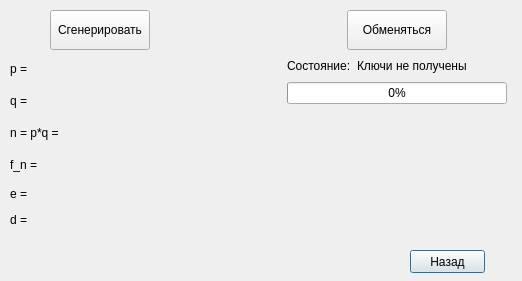
The window that asimetry.ui (shm0nya/Lipilin-s-game) describes before a commit, drawn with Qt 5.
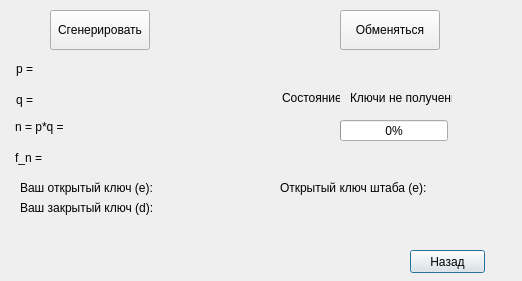
The same window after the commit.

Commit message: Изменено окно с RSA

What changed in the file:
```diff
--- a/asimetry.ui
+++ b/asimetry.ui
@@ -26,377 +26,265 @@
     <string>Назад</string>
    </property>
   </widget>
-  <widget class="QWidget" name="layoutWidget">
+  <widget class="QPushButton" name="button_generate">
    <property name="geometry">
     <rect>
-     <x>10</x>
+     <x>50</x>
      <y>10</y>
-     <width>497</width>
-     <height>220</height>
+     <width>100</width>
+     <height>40</height>
+    </rect>
+   </property>
+   <property name="minimumSize">
+    <size>
+     <width>100</width>
+     <height>40</height>
+    </size>
+   </property>
+   <property name="text">
+    <string>Сгенерировать</string>
+   </property>
+  </widget>
+  <widget class="QProgressBar" name="progress_bar_exchange">
+   <property name="geometry">
+    <rect>
+     <x>340</x>
+     <y>120</y>
+     <width>108</width>
+     <height>21</height>
+    </rect>
+   </property>
+   <property name="value">
+    <number>0</number>
+   </property>
+  </widget>
+  <widget class="QPushButton" name="button_exchange">
+   <property name="geometry">
+    <rect>
+     <x>340</x>
+     <y>10</y>
+     <width>100</width>
+     <height>40</height>
+    </rect>
+   </property>
+   <property name="minimumSize">
+    <size>
+     <width>100</width>
+     <height>40</height>
+    </size>
+   </property>
+   <property name="text">
+    <string>Обменяться</string>
+   </property>
+  </widget>
+  <widget class="QLabel" name="lbl_status_show">
+   <property name="geometry">
+    <rect>
+     <x>282</x>
+     <y>91</y>
+     <width>58</width>
+     <height>13</height>
+    </rect>
+   </property>
+   <property name="text">
+    <string>Состояние:</string>
+   </property>
+  </widget>
+  <widget class="QLabel" name="lbl_status_value">
+   <property name="geometry">
+    <rect>
+     <x>350</x>
+     <y>90</y>
+     <width>102</width>
+     <height>16</height>
+    </rect>
+   </property>
+   <property name="text">
+    <string>Ключи не получены</string>
+   </property>
+  </widget>
+  <widget class="QWidget" name="">
+   <property name="geometry">
+    <rect>
+     <x>20</x>
+     <y>180</y>
+     <width>161</width>
+     <height>16</height>
     </rect>
    </property>
    <layout class="QHBoxLayout" name="horizontalLayout">
     <item>
-     <layout class="QVBoxLayout" name="componate_gen_all">
-      <item>
-       <layout class="QHBoxLayout" name="componate_button_gen">
-        <item>
-         <spacer name="horizontalSpacer_9">
-          <property name="orientation">
-           <enum>Qt::Horizontal</enum>
-          </property>
-          <property name="sizeHint" stdset="0">
-           <size>
-            <width>40</width>
-            <height>20</height>
-           </size>
-          </property>
-         </spacer>
-        </item>
-        <item>
-         <widget class="QPushButton" name="button_generate">
-          <property name="minimumSize">
-           <size>
-            <width>100</width>
-            <height>40</height>
-           </size>
-          </property>
-          <property name="text">
-           <string>Сгенерировать</string>
-          </property>
-         </widget>
-        </item>
-        <item>
-         <spacer name="horizontalSpacer_8">
-          <property name="orientation">
-           <enum>Qt::Horizontal</enum>
-          </property>
-          <property name="sizeHint" stdset="0">
-           <size>
-            <width>40</width>
-            <height>20</height>
-           </size>
-          </property>
-         </spacer>
-        </item>
-       </layout>
-      </item>
-      <item>
-       <layout class="QVBoxLayout" name="componate_all_info">
-        <item>
-         <layout class="QHBoxLayout" name="componate_p">
-          <item>
-           <widget class="QLabel" name="lbl_p_show">
-            <property name="text">
-             <string>p = </string>
-            </property>
-           </widget>
-          </item>
-          <item>
-           <widget class="QLabel" name="lbl_p_value">
-            <property name="text">
-             <string/>
-            </property>
-           </widget>
-          </item>
-          <item>
-           <spacer name="horizontalSpacer">
-            <property name="orientation">
-             <enum>Qt::Horizontal</enum>
-            </property>
-            <property name="sizeHint" stdset="0">
-             <size>
-              <width>40</width>
-              <height>20</height>
-             </size>
-            </property>
-           </spacer>
-          </item>
-         </layout>
-        </item>
-        <item>
-         <layout class="QHBoxLayout" name="componate_q">
-          <item>
-           <widget class="QLabel" name="lbl_q_show">
-            <property name="text">
-             <string>q =</string>
-            </property>
-           </widget>
-          </item>
-          <item>
-           <widget class="QLabel" name="lbl_q_value">
-            <property name="text">
-             <string/>
-            </property>
-           </widget>
-          </item>
-          <item>
-           <spacer name="horizontalSpacer_2">
-            <property name="orientation">
-             <enum>Qt::Horizontal</enum>
-            </property>
-            <property name="sizeHint" stdset="0">
-             <size>
-              <width>40</width>
-              <height>20</height>
-             </size>
-            </property>
-           </spacer>
-          </item>
-         </layout>
-        </item>
-        <item>
-         <layout class="QHBoxLayout" name="componate_n">
-          <item>
-           <widget class="QLabel" name="lbl_n_show">
-            <property name="text">
-             <string>n = p*q =</string>
-            </property>
-           </widget>
-          </item>
-          <item>
-           <widget class="QLabel" name="lbl_n_value">
-            <property name="text">
-             <string/>
-            </property>
-           </widget>
-          </item>
-          <item>
-           <spacer name="horizontalSpacer_3">
-            <property name="orientation">
-             <enum>Qt::Horizontal</enum>
-            </property>
-            <property name="sizeHint" stdset="0">
-             <size>
-              <width>40</width>
-              <height>20</height>
-             </size>
-            </property>
-           </spacer>
-          </item>
-         </layout>
-        </item>
-        <item>
-         <layout class="QHBoxLayout" name="componate_f_n">
-          <item>
-           <widget class="QLabel" name="lbl_f_n_show">
-            <property name="text">
-             <string>f_n = </string>
-            </property>
-           </widget>
-          </item>
-          <item>
-           <widget class="QLabel" name="lbl_f_n_value">
-            <property name="text">
-             <string/>
-            </property>
-           </widget>
-          </item>
-          <item>
-           <spacer name="horizontalSpacer_4">
-            <property name="orientation">
-             <enum>Qt::Horizontal</enum>
-            </property>
-            <property name="sizeHint" stdset="0">
-             <size>
-              <width>40</width>
-              <height>20</height>
-             </size>
-            </property>
-           </spacer>
-          </item>
-         </layout>
-        </item>
-        <item>
-         <layout class="QHBoxLayout" name="componate_ed">
-          <item>
-           <layout class="QVBoxLayout" name="verticalLayout">
-            <item>
-             <layout class="QHBoxLayout" name="componate_e">
-              <item>
-               <widget class="QLabel" name="lbl_e_show">
-                <property name="text">
-                 <string>e =</string>
-                </property>
-               </widget>
-              </item>
-              <item>
-               <widget class="QLabel" name="lbl_e_value">
-                <property name="text">
-                 <string/>
-                </property>
-               </widget>
-              </item>
-              <item>
-               <spacer name="horizontalSpacer_5">
-                <property name="orientation">
-                 <enum>Qt::Horizontal</enum>
-                </property>
-                <property name="sizeHint" stdset="0">
-                 <size>
-                  <width>40</width>
-                  <height>20</height>
-                 </size>
-                </property>
-               </spacer>
-              </item>
-             </layout>
-            </item>
-            <item>
-             <layout class="QHBoxLayout" name="componate_d">
-              <item>
-               <widget class="QLabel" name="lbl_d_show">
-                <property name="text">
-                 <string>d =</string>
-                </property>
-               </widget>
-              </item>
-              <item>
-               <widget class="QLabel" name="lbl_d_value">
-                <property name="text">
-                 <string/>
-                </property>
-               </widget>
-              </item>
-              <item>
-               <spacer name="horizontalSpacer_6">
-                <property name="orientation">
-                 <enum>Qt::Horizontal</enum>
-                </property>
-                <property name="sizeHint" stdset="0">
-                 <size>
-                  <width>40</width>
-                  <height>20</height>
-                 </size>
-                </property>
-               </spacer>
-              </item>
-             </layout>
-            </item>
-           </layout>
-          </item>
-          <item>
-           <layout class="QVBoxLayout" name="componate_info"/>
-          </item>
-         </layout>
-        </item>
-       </layout>
-      </item>
-     </layout>
+     <widget class="QLabel" name="label">
+      <property name="text">
+       <string>Ваш открытый ключ (e):</string>
+      </property>
+     </widget>
     </item>
     <item>
-     <spacer name="horizontalSpacer_12">
-      <property name="orientation">
-       <enum>Qt::Horizontal</enum>
+     <widget class="QLabel" name="lbl_e_value">
+      <property name="text">
+       <string/>
       </property>
-      <property name="sizeHint" stdset="0">
-       <size>
-        <width>40</width>
-        <height>20</height>
-       </size>
+     </widget>
+    </item>
+   </layout>
+  </widget>
+  <widget class="QWidget" name="">
+   <property name="geometry">
+    <rect>
+     <x>20</x>
+     <y>200</y>
+     <width>171</width>
+     <height>16</height>
+    </rect>
+   </property>
+   <layout class="QHBoxLayout" name="horizontalLayout_6">
+    <item>
+     <widget class="QLabel" name="label_2">
+      <property name="text">
+       <string>Ваш закрытый ключ (d):</string>
       </property>
-     </spacer>
+     </widget>
     </item>
     <item>
-     <layout class="QVBoxLayout" name="componate_button_exchange_2">
-      <item>
-       <layout class="QHBoxLayout" name="componate_button_exchange">
-        <item>
-         <spacer name="horizontalSpacer_10">
-          <property name="orientation">
-           <enum>Qt::Horizontal</enum>
-          </property>
-          <property name="sizeHint" stdset="0">
-           <size>
-            <width>40</width>
-            <height>20</height>
-           </size>
-          </property>
-         </spacer>
-        </item>
-        <item>
-         <widget class="QPushButton" name="button_exchange">
-          <property name="minimumSize">
-           <size>
-            <width>100</width>
-            <height>40</height>
-           </size>
-          </property>
-          <property name="text">
-           <string>Обменяться</string>
-          </property>
-         </widget>
-        </item>
-        <item>
-         <spacer name="horizontalSpacer_11">
-          <property name="orientation">
-           <enum>Qt::Horizontal</enum>
-          </property>
-          <property name="sizeHint" stdset="0">
-           <size>
-            <width>40</width>
-            <height>20</height>
-           </size>
-          </property>
-         </spacer>
-        </item>
-       </layout>
-      </item>
-      <item>
-       <layout class="QHBoxLayout" name="componate_status">
-        <item>
-         <widget class="QLabel" name="lbl_status_show">
-          <property name="text">
-           <string>Состояние:</string>
-          </property>
-         </widget>
-        </item>
-        <item>
-         <widget class="QLabel" name="lbl_status_value">
-          <property name="text">
-           <string>Ключи не получены</string>
-          </property>
-         </widget>
-        </item>
-        <item>
-         <spacer name="horizontalSpacer_7">
-          <property name="orientation">
-           <enum>Qt::Horizontal</enum>
-          </property>
-          <property name="sizeHint" stdset="0">
-           <size>
-            <width>40</width>
-            <height>20</height>
-           </size>
-          </property>
-         </spacer>
-        </item>
-       </layout>
-      </item>
-      <item>
-       <widget class="QProgressBar" name="progress_bar_exchange">
-        <property name="value">
-         <number>0</number>
-        </property>
-       </widget>
-      </item>
-      <item>
-       <spacer name="verticalSpacer">
-        <property name="orientation">
-         <enum>Qt::Vertical</enum>
-        </property>
-        <property name="sizeHint" stdset="0">
-         <size>
-          <width>20</width>
-          <height>40</height>
-         </size>
-        </property>
-       </spacer>
-      </item>
-     </layout>
+     <widget class="QLabel" name="lbl_d_value">
+      <property name="text">
+       <string/>
+      </property>
+     </widget>
     </item>
    </layout>
   </widget>
+  <widget class="QWidget" name="">
+   <property name="geometry">
+    <rect>
+     <x>280</x>
+     <y>180</y>
+     <width>201</width>
+     <height>16</height>
+    </rect>
+   </property>
+   <layout class="QHBoxLayout" name="horizontalLayout_7">
+    <item>
+     <widget class="QLabel" name="label_3">
+      <property name="text">
+       <string>Открытый ключ штаба (e):</string>
+      </property>
+     </widget>
+    </item>
+    <item>
+     <widget class="QLabel" name="label_4">
+      <property name="text">
+       <string/>
+      </property>
+     </widget>
+    </item>
+   </layout>
+  </widget>
+  <widget class="QLabel" name="lbl_p_show">
+   <property name="geometry">
+    <rect>
+     <x>16</x>
+     <y>61</y>
+     <width>20</width>
+     <height>16</height>
+    </rect>
+   </property>
+   <property name="text">
+    <string>p = </string>
+   </property>
+  </widget>
+  <widget class="QLabel" name="lbl_p_value">
+   <property name="geometry">
+    <rect>
+     <x>42</x>
+     <y>61</y>
+     <width>31</width>
+     <height>16</height>
+    </rect>
+   </property>
+   <property name="text">
+    <string/>
+   </property>
+  </widget>
+  <widget class="QLabel" name="lbl_f_n_show">
+   <property name="geometry">
+    <rect>
+     <x>15</x>
+     <y>147</y>
+     <width>30</width>
+     <height>21</height>
+    </rect>
+   </property>
+   <property name="text">
+    <string>f_n = </string>
+   </property>
+  </widget>
+  <widget class="QLabel" name="lbl_f_n_value">
+   <property name="geometry">
+    <rect>
+     <x>48</x>
+     <y>147</y>
+     <width>31</width>
+     <height>20</height>
+    </rect>
+   </property>
+   <property name="text">
+    <string/>
+   </property>
+  </widget>
+  <widget class="QLabel" name="lbl_q_show">
+   <property name="geometry">
+    <rect>
+     <x>16</x>
+     <y>92</y>
+     <width>17</width>
+     <height>16</height>
+    </rect>
+   </property>
+   <property name="text">
+    <string>q =</string>
+   </property>
+  </widget>
+  <widget class="QLabel" name="lbl_q_value">
+   <property name="geometry">
+    <rect>
+     <x>39</x>
+     <y>92</y>
+     <width>41</width>
+     <height>16</height>
+    </rect>
+   </property>
+   <property name="text">
+    <string/>
+   </property>
+  </widget>
+  <widget class="QLabel" name="lbl_n_show">
+   <property name="geometry">
+    <rect>
+     <x>15</x>
+     <y>119</y>
+     <width>49</width>
+     <height>16</height>
+    </rect>
+   </property>
+   <property name="text">
+    <string>n = p*q =</string>
+   </property>
+  </widget>
+  <widget class="QLabel" name="lbl_n_value">
+   <property name="geometry">
+    <rect>
+     <x>70</x>
+     <y>119</y>
+     <width>31</width>
+     <height>16</height>
+    </rect>
+   </property>
+   <property name="text">
+    <string/>
+   </property>
+  </widget>
  </widget>
  <resources/>
  <connections/>
```
The commit also changes 1 other file.
